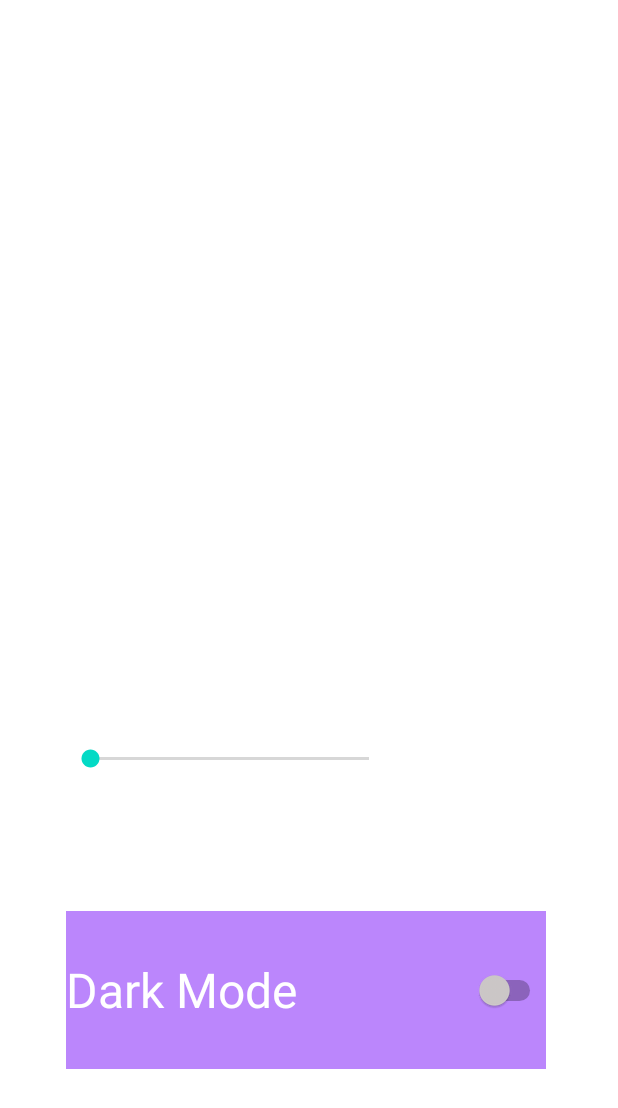
After one commit to Samuel-4444/CyberSecurity, an Android app: the Accessibility screen opened directly, with no data from a screen before it, on a phone screen of 412 x 824 dp. The commit adds this screen. Shown: the top 1108 px of the screen. Run offline under Robolectric (Android 15) with nearby library versions, the phone set to English and light mode, and no system bars.

Commit message:
Dark Mode v1

```diff
--- a/app/src/main/AndroidManifest.xml
+++ b/app/src/main/AndroidManifest.xml
@@ -26,6 +26,9 @@
             android:name=".LoginActivity"
             android:exported="false" />
         <activity
+            android:name=".Accessibility"
+            android:exported="true" />
+        <activity
             android:name=".MainActivity"
             android:exported="true">
             <intent-filter>
--- /dev/null
+++ b/app/src/main/java/com/example/cybersecurityapp/Accessibility.java
@@ -0,0 +1,36 @@
+package com.example.cybersecurityapp;
+
+import android.os.Bundle;
+import android.widget.CompoundButton;
+import android.widget.Switch;
+
+import androidx.appcompat.app.AppCompatActivity;
+import androidx.appcompat.app.AppCompatDelegate;
+
+public class Accessibility extends AppCompatActivity {
+
+    Switch darkswitch;
+
+    protected void onCreate(Bundle savedInstanceState) {
+        super.onCreate(savedInstanceState);
+        setContentView(R.layout.accessibility_setting);
+
+
+//        getSupportActionBar().hide();
+        darkswitch = findViewById(R.id.switch1);
+
+        darkswitch.setOnCheckedChangeListener(new CompoundButton.OnCheckedChangeListener() {
+            @Override
+            public void onCheckedChanged(CompoundButton buttonView, boolean isChecked) {
+                if(isChecked){
+                    AppCompatDelegate.setDefaultNightMode(AppCompatDelegate.MODE_NIGHT_YES);
+
+                }else {
+                    AppCompatDelegate.setDefaultNightMode(AppCompatDelegate.MODE_NIGHT_NO);
+
+                }
+            }
+        });
+
+    }
+}
--- /dev/null
+++ b/app/src/main/res/layout/accessibility_setting.xml
@@ -0,0 +1,41 @@
+<?xml version="1.0" encoding="utf-8"?>
+<androidx.constraintlayout.widget.ConstraintLayout xmlns:android="http://schemas.android.com/apk/res/android"
+    xmlns:app="http://schemas.android.com/apk/res-auto"
+    xmlns:tools="http://schemas.android.com/tools"
+    android:layout_width="match_parent"
+    android:layout_height="match_parent">
+
+    <Switch
+        android:id="@+id/switch1"
+        android:layout_width="320dp"
+        android:layout_height="105dp"
+        android:layout_marginStart="32dp"
+        android:layout_marginEnd="32dp"
+        android:background="@color/purple_200"
+        android:rotationY="0"
+        android:text="Dark Mode"
+        android:textColor="@color/white"
+        android:textSize="32dp"
+        android:thumbTint="@color/light_grey"
+        app:layout_constraintBottom_toBottomOf="parent"
+        app:layout_constraintEnd_toEndOf="parent"
+        app:layout_constraintHorizontal_bias="0.44"
+        app:layout_constraintStart_toStartOf="parent"
+        app:layout_constraintTop_toTopOf="parent"
+        app:layout_constraintVertical_bias="0.845"
+
+        />
+
+    <SeekBar
+        android:id="@+id/seekBar"
+        android:layout_width="218dp"
+        android:layout_height="81dp"
+
+        app:layout_constraintBottom_toBottomOf="parent"
+        app:layout_constraintEnd_toEndOf="parent"
+        app:layout_constraintHorizontal_bias="0.227"
+        app:layout_constraintStart_toStartOf="parent"
+        app:layout_constraintTop_toTopOf="parent"
+        app:layout_constraintVertical_bias="0.627" />
+
+</androidx.constraintlayout.widget.ConstraintLayout>
--- /dev/null
+++ b/app/src/main/res/values-night/colors.xml
@@ -0,0 +1,13 @@
+<?xml version="1.0" encoding="utf-8"?>
+<resources>
+
+<!--    <color name="background_white">#FF000000</color>-->
+<!--    <color name="light_grey">#FFCFCACA</color>-->
+
+    <color name="white">#FF000000</color>
+    <color name="black">#FFFFFFFF</color>
+
+
+
+
+</resources>
--- a/app/src/main/res/values/colors.xml
+++ b/app/src/main/res/values/colors.xml
@@ -5,8 +5,14 @@
     <color name="purple_700">#FF3700B3</color>
     <color name="teal_200">#FF03DAC5</color>
     <color name="teal_700">#FF018786</color>
-    <color name="black">#FF000000</color>
+    <color name="black">#CFCACA</color>
     <color name="white">#FFFFFFFF</color>
     <color name="gray">#808080</color>
     <color name="button_color">#1d00ad</color>
+
+
+    <color name="light_grey">#FFCFCACA</color>
+    <color name="background_white">#FFFFFFFF</color>
+
+
 </resources>
```
